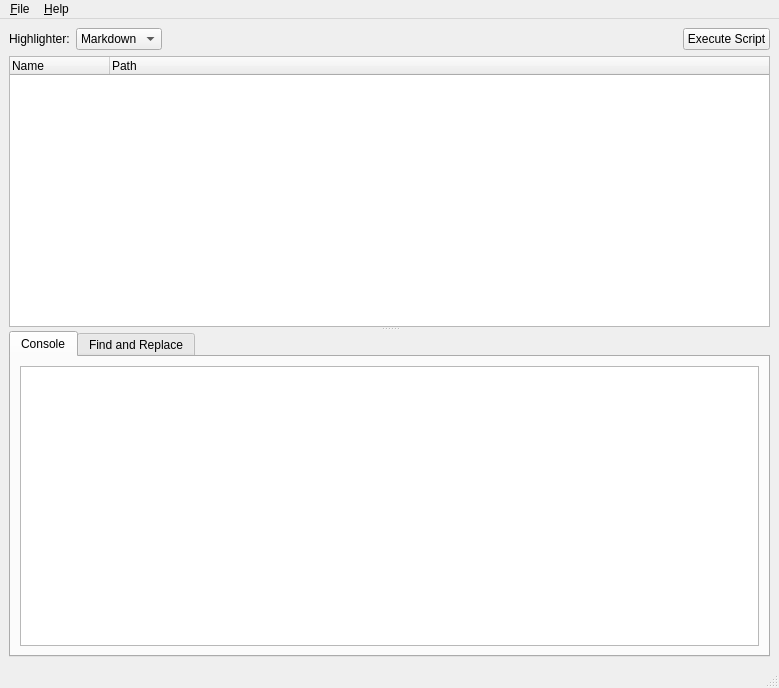
Old version of the form core/mainwindow.ui in the repository KmolYuan/kmol-editor.
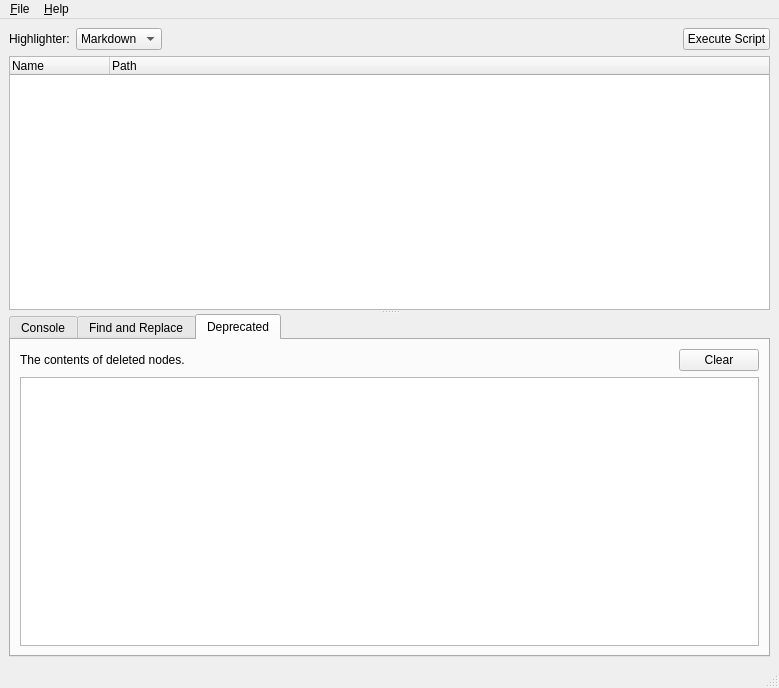
New version of the form. The open tabs and pages were chosen to show the change. Icons and pictures are not drawn.

```diff
--- a/core/mainwindow.ui
+++ b/core/mainwindow.ui
@@ -139,7 +139,14 @@
          </attribute>
          <layout class="QVBoxLayout" name="verticalLayout_3">
           <item>
-           <widget class="QTextBrowser" name="console"/>
+           <widget class="QTextBrowser" name="console">
+            <property name="sizePolicy">
+             <sizepolicy hsizetype="Preferred" vsizetype="Expanding">
+              <horstretch>0</horstretch>
+              <verstretch>0</verstretch>
+             </sizepolicy>
+            </property>
+           </widget>
           </item>
          </layout>
         </widget>
@@ -148,6 +155,47 @@
           <string>Find and Replace</string>
          </attribute>
         </widget>
+        <widget class="QWidget" name="deprecated_tab">
+         <attribute name="title">
+          <string>Deprecated</string>
+         </attribute>
+         <layout class="QVBoxLayout" name="verticalLayout_5">
+          <item>
+           <layout class="QHBoxLayout" name="horizontalLayout_2">
+            <item>
+             <widget class="QLabel" name="deprecated_label">
+              <property name="text">
+               <string>The contents of deleted nodes.</string>
+              </property>
+             </widget>
+            </item>
+            <item>
+             <widget class="QPushButton" name="deprecated_clear">
+              <property name="sizePolicy">
+               <sizepolicy hsizetype="Fixed" vsizetype="Fixed">
+                <horstretch>0</horstretch>
+                <verstretch>0</verstretch>
+               </sizepolicy>
+              </property>
+              <property name="text">
+               <string>Clear</string>
+              </property>
+             </widget>
+            </item>
+           </layout>
+          </item>
+          <item>
+           <widget class="QListWidget" name="deprecated_list">
+            <property name="sizePolicy">
+             <sizepolicy hsizetype="Preferred" vsizetype="Expanding">
+              <horstretch>0</horstretch>
+              <verstretch>0</verstretch>
+             </sizepolicy>
+            </property>
+           </widget>
+          </item>
+         </layout>
+        </widget>
        </widget>
       </widget>
      </widget>
```
Left out of the diff: 30 changed lines with no effect on the pictures.
